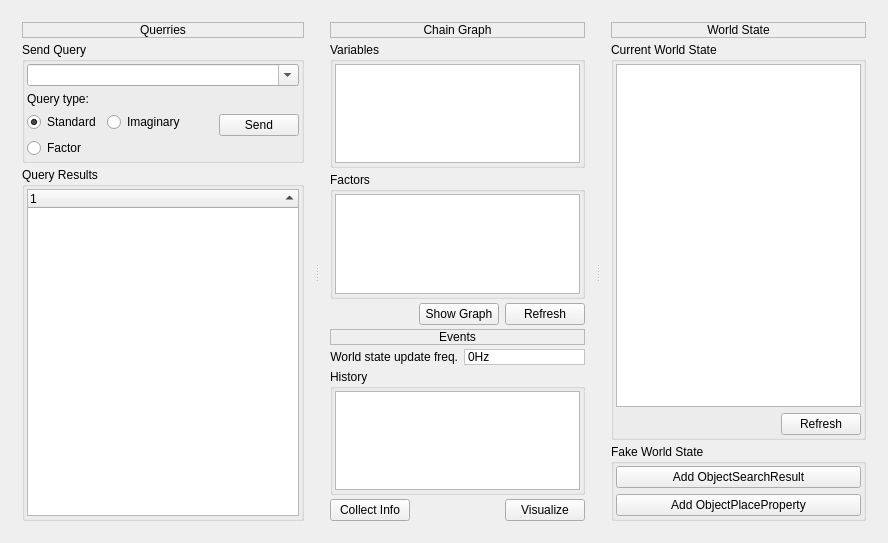
The window that subarchitectures/conceptual.sa/branches/avs-iros11/src/c++/conceptual/components/Tester/ConceptualWidget/ConceptualWidget.ui (marc-hanheide/cogx) describes before a commit, drawn with Qt 5.
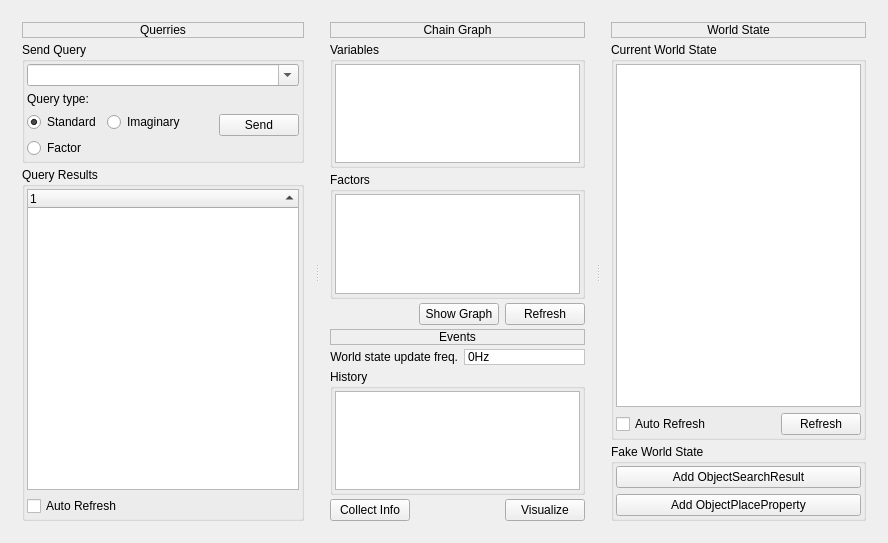
The same window after the commit. Icons and pictures are not drawn.

Diff of the .ui file:
```diff
--- a/subarchitectures/conceptual.sa/branches/avs-iros11/src/c++/conceptual/components/Tester/ConceptualWidget/ConceptualWidget.ui
+++ b/subarchitectures/conceptual.sa/branches/avs-iros11/src/c++/conceptual/components/Tester/ConceptualWidget/ConceptualWidget.ui
@@ -162,6 +162,13 @@
             </column>
            </widget>
           </item>
+          <item>
+           <widget class="QCheckBox" name="autoRefreshQueryCheckBox">
+            <property name="text">
+             <string>Auto Refresh</string>
+            </property>
+           </widget>
+          </item>
          </layout>
         </widget>
        </item>
@@ -410,6 +417,13 @@
           </item>
           <item>
            <layout class="QHBoxLayout" name="horizontalLayout_5">
+            <item>
+             <widget class="QCheckBox" name="autoRefreshWsCheckBox">
+              <property name="text">
+               <string>Auto Refresh</string>
+              </property>
+             </widget>
+            </item>
             <item>
              <spacer name="horizontalSpacer_5">
               <property name="orientation">
```
